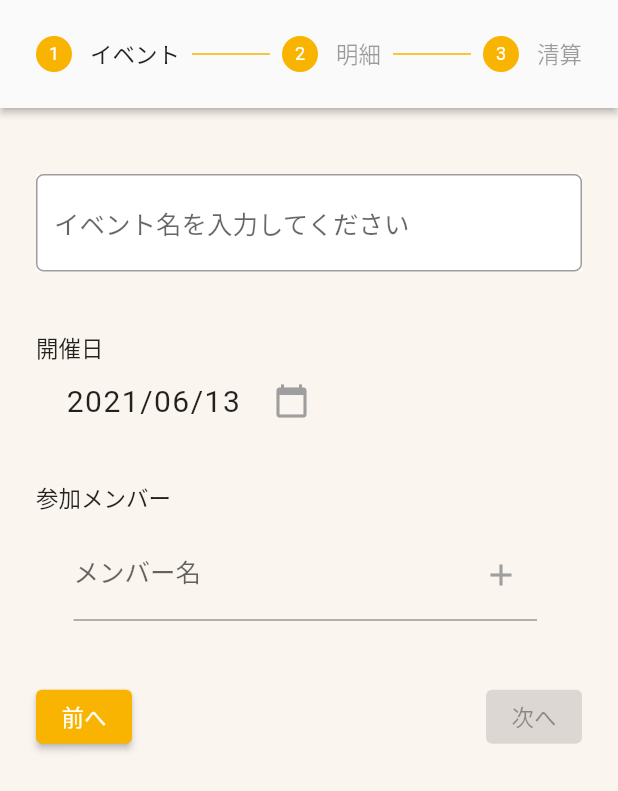
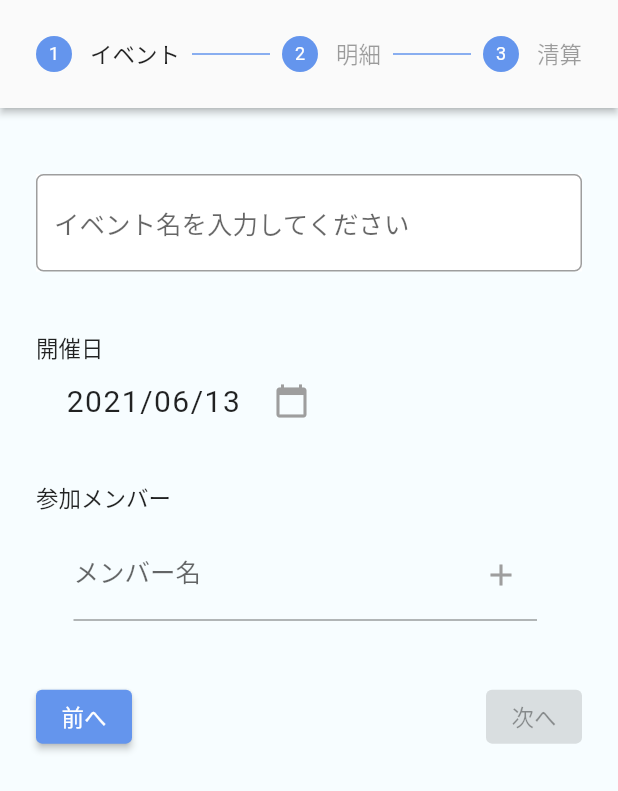
Before and after one commit to azusaw/wakejiro, a Flutter app: the screen it shows after launch, after a tap on "イベントを作成する", on a phone screen of 412 x 824 dp. Shown: the top 791 px of the screen. Run offline on Flutter 3.47's test engine with Material 2 defaults, Android fonts, the phone set to English and light mode, and no system bars; our stand-ins replace flutter_hooks, flutter_svg, hooks_riverpod, sqflite; accounts and stored records are empty.

Commit message:
アイコン変更、テーマカラー修正

```diff
--- a/flutter/lib/common/theme_color.dart
+++ b/flutter/lib/common/theme_color.dart
@@ -1,8 +1,8 @@
 import 'dart:ui' show Color;
 
 class ThemeColor {
-  static final base = Color(0xfffaf5ef); /* cream */
-  static final primary = Color(0xfff8b400); /* yellow */
-  static final accent = Color(0xff2c786c); /* teal */
-  static final error = Color(0xffd4481a); /* teal */
+  static final base = Color(0xfff7fdff); /* light-blue */
+  static final primary = Color(0xff6495ed); /* blue */
+  static final accent = Color(0xffff7489); /* pink */
+  static final error = Color(0xffd4481a); /* red */
 }
--- a/flutter/lib/screens/home_screen.dart
+++ b/flutter/lib/screens/home_screen.dart
@@ -4,6 +4,7 @@ import 'package:flutter_sample/common/theme_color.dart';
 import 'package:flutter_sample/components/cards/event_card.dart';
 import 'package:flutter_sample/screens/create_event_screen.dart';
 import 'package:flutter_sample/view_models/event_view_model.dart';
+import 'package:flutter_svg/svg.dart';
 import 'package:hooks_riverpod/hooks_riverpod.dart';
 
 final eventProvider = ChangeNotifierProvider((ref) => EventViewModel());
@@ -25,9 +26,16 @@ class HomeScreen extends HookWidget {
     return Scaffold(
       backgroundColor: ThemeColor.base,
       appBar: AppBar(
+        title: Center(
+          child: SvgPicture.asset(
+            'assets/logo.svg',
+            width: 250,
+            height: 100,
+          ),
+        ),
         backgroundColor: ThemeColor.primary,
         automaticallyImplyLeading: false,
-        elevation: 0,
+        elevation: 8,
       ),
       body: Center(
         child: Container(
```
Also changed, not shown: flutter/assets/back.png (added), flutter/assets/front.png (added), flutter/assets/icon.png (added), flutter/assets/logo.svg (added).
